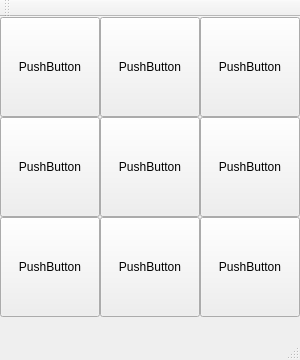
Old version of the form TicTacToe/tictactoe.ui in the repository pmusgrave/games.
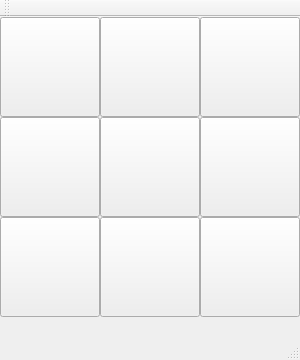
New version of the form.

Commit message: example Qt signal/slot connection

Patch:
```diff
--- a/TicTacToe/tictactoe.ui
+++ b/TicTacToe/tictactoe.ui
@@ -23,8 +23,13 @@
       <height>100</height>
      </rect>
     </property>
+    <property name="font">
+     <font>
+      <pointsize>55</pointsize>
+     </font>
+    </property>
     <property name="text">
-     <string>PushButton</string>
+     <string/>
     </property>
    </widget>
    <widget class="QPushButton" name="pushButton_2">
@@ -37,7 +42,7 @@
      </rect>
     </property>
     <property name="text">
-     <string>PushButton</string>
+     <string/>
     </property>
    </widget>
    <widget class="QPushButton" name="pushButton_3">
@@ -50,7 +55,7 @@
      </rect>
     </property>
     <property name="text">
-     <string>PushButton</string>
+     <string/>
     </property>
    </widget>
    <widget class="QPushButton" name="pushButton_4">
@@ -63,7 +68,7 @@
      </rect>
     </property>
     <property name="text">
-     <string>PushButton</string>
+     <string/>
     </property>
    </widget>
    <widget class="QPushButton" name="pushButton_5">
@@ -76,7 +81,7 @@
      </rect>
     </property>
     <property name="text">
-     <string>PushButton</string>
+     <string/>
     </property>
    </widget>
    <widget class="QPushButton" name="pushButton_6">
@@ -89,7 +94,7 @@
      </rect>
     </property>
     <property name="text">
-     <string>PushButton</string>
+     <string/>
     </property>
    </widget>
    <widget class="QPushButton" name="pushButton_7">
@@ -102,7 +107,7 @@
      </rect>
     </property>
     <property name="text">
-     <string>PushButton</string>
+     <string/>
     </property>
    </widget>
    <widget class="QPushButton" name="pushButton_8">
@@ -115,7 +120,7 @@
      </rect>
     </property>
     <property name="text">
-     <string>PushButton</string>
+     <string/>
     </property>
    </widget>
    <widget class="QPushButton" name="pushButton_9">
@@ -128,7 +133,7 @@
      </rect>
     </property>
     <property name="text">
-     <string>PushButton</string>
+     <string/>
     </property>
    </widget>
   </widget>
```
The commit also changes 2 other files.
